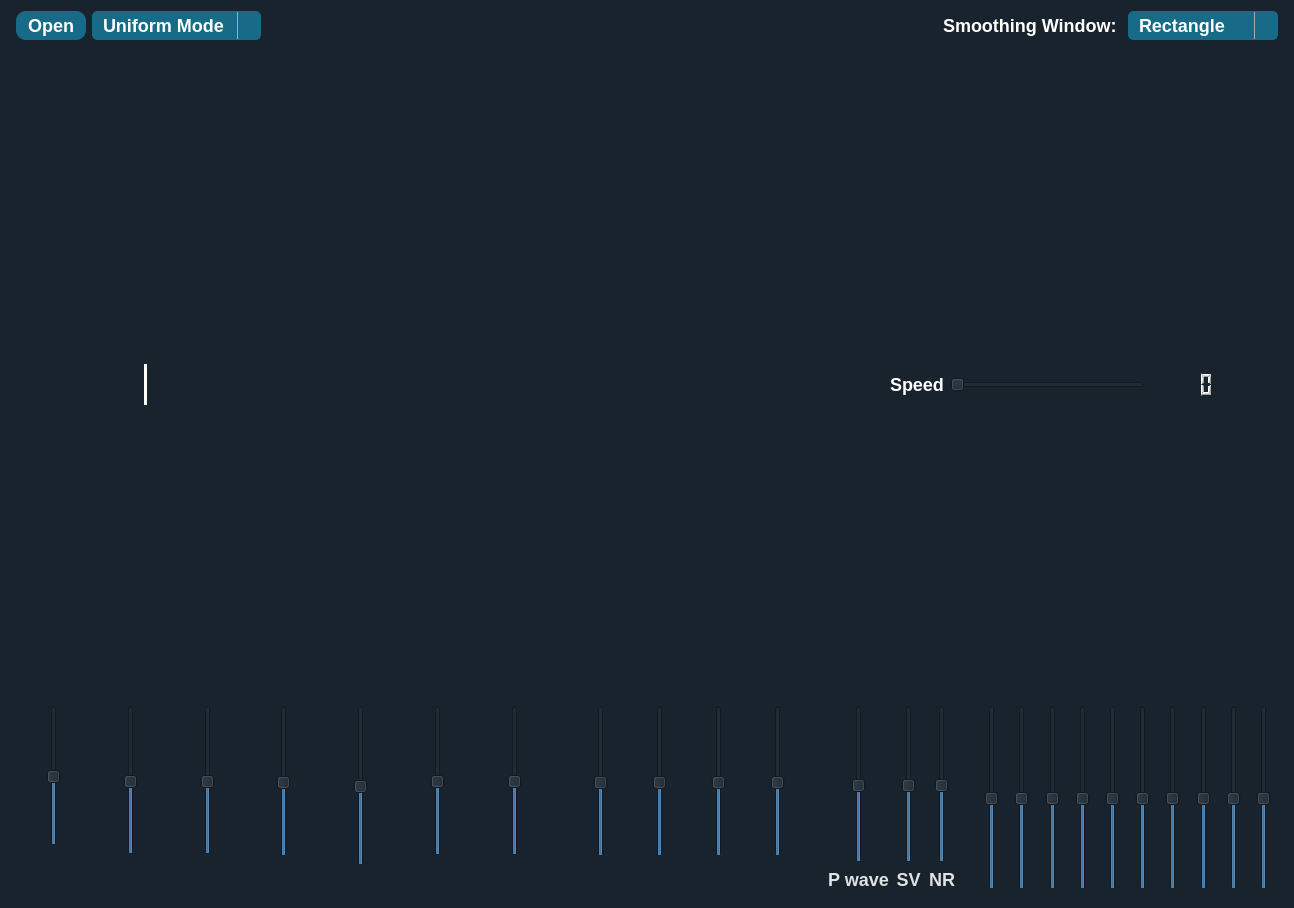
Old version of the form main.ui in the repository omarshaban02/Equalizer.
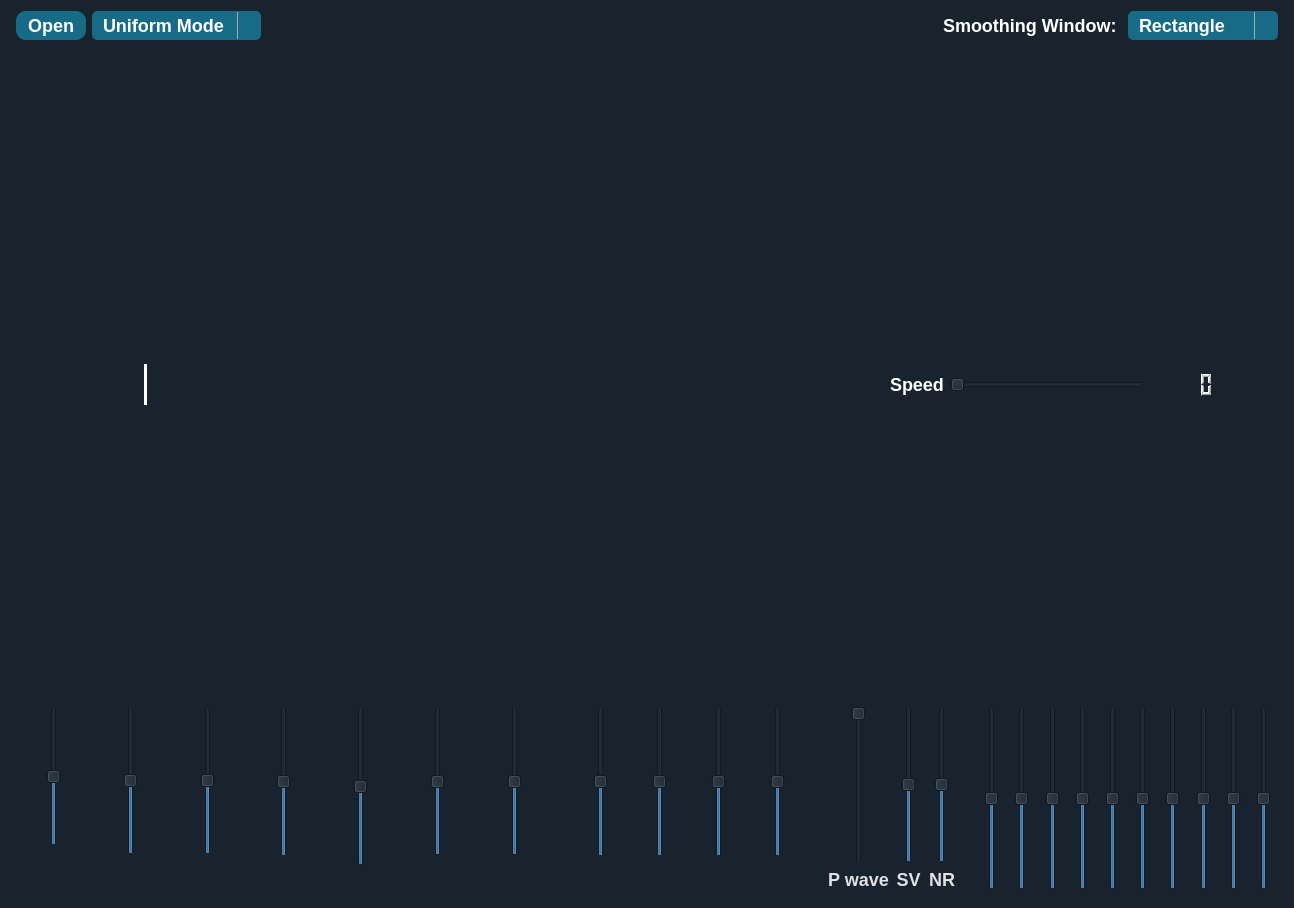
New version of the form. Icons and pictures are not drawn.

Commit message: After Abdullah updates in the lab

What changed in the file:
```diff
--- a/main.ui
+++ b/main.ui
@@ -1187,7 +1187,7 @@
                  <number>1</number>
                 </property>
                 <property name="maximum">
-                 <number>100</number>
+                 <number>1000</number>
                 </property>
                 <property name="singleStep">
                  <number>10</number>
@@ -1196,7 +1196,7 @@
                  <number>10</number>
                 </property>
                 <property name="value">
-                 <number>50</number>
+                 <number>500</number>
                 </property>
                 <property name="orientation">
                  <enum>Qt::Vertical</enum>
@@ -1278,7 +1278,7 @@
                  <number>1</number>
                 </property>
                 <property name="maximum">
-                 <number>100</number>
+                 <number>1000</number>
                 </property>
                 <property name="singleStep">
                  <number>10</number>
@@ -1287,7 +1287,7 @@
                  <number>10</number>
                 </property>
                 <property name="value">
-                 <number>50</number>
+                 <number>500</number>
                 </property>
                 <property name="orientation">
                  <enum>Qt::Vertical</enum>
@@ -1366,7 +1366,7 @@
                  <number>1</number>
                 </property>
                 <property name="maximum">
-                 <number>100</number>
+                 <number>1000</number>
                 </property>
                 <property name="singleStep">
                  <number>10</number>
@@ -1375,7 +1375,7 @@
                  <number>10</number>
                 </property>
                 <property name="value">
-                 <number>50</number>
+                 <number>500</number>
                 </property>
                 <property name="orientation">
                  <enum>Qt::Vertical</enum>
@@ -1757,7 +1757,7 @@
                  <number>1</number>
                 </property>
                 <property name="maximum">
-                 <number>100</number>
+                 <number>1000</number>
                 </property>
                 <property name="singleStep">
                  <number>10</number>
@@ -1766,7 +1766,7 @@
                  <number>10</number>
                 </property>
                 <property name="value">
-                 <number>50</number>
+                 <number>500</number>
                 </property>
                 <property name="orientation">
                  <enum>Qt::Vertical</enum>
@@ -1842,7 +1842,7 @@
                  <number>1</number>
                 </property>
                 <property name="maximum">
-                 <number>100</number>
+                 <number>1000</number>
                 </property>
                 <property name="singleStep">
                  <number>10</number>
@@ -1851,7 +1851,7 @@
                  <number>10</number>
                 </property>
                 <property name="value">
-                 <number>50</number>
+                 <number>500</number>
                 </property>
                 <property name="orientation">
                  <enum>Qt::Vertical</enum>
@@ -1927,7 +1927,7 @@
                  <number>1</number>
                 </property>
                 <property name="maximum">
-                 <number>100</number>
+                 <number>1000</number>
                 </property>
                 <property name="singleStep">
                  <number>10</number>
@@ -1936,7 +1936,7 @@
                  <number>10</number>
                 </property>
                 <property name="value">
-                 <number>50</number>
+                 <number>500</number>
                 </property>
                 <property name="orientation">
                  <enum>Qt::Vertical</enum>
@@ -2012,7 +2012,7 @@
                  <number>1</number>
                 </property>
                 <property name="maximum">
-                 <number>100</number>
+                 <number>1000</number>
                 </property>
                 <property name="singleStep">
                  <number>10</number>
@@ -2021,7 +2021,7 @@
                  <number>10</number>
                 </property>
                 <property name="value">
-                 <number>50</number>
+                 <number>500</number>
                 </property>
                 <property name="orientation">
                  <enum>Qt::Vertical</enum>
@@ -2121,7 +2121,7 @@
                  <number>1</number>
                 </property>
                 <property name="maximum">
-                 <number>100</number>
+                 <number>500</number>
                 </property>
                 <property name="singleStep">
                  <number>10</number>
@@ -2130,11 +2130,20 @@
                  <number>10</number>
                 </property>
                 <property name="value">
-                 <number>50</number>
+                 <number>1</number>
+                </property>
+                <property name="sliderPosition">
+                 <number>1</number>
+                </property>
+                <property name="tracking">
+                 <bool>true</bool>
                 </property>
                 <property name="orientation">
                  <enum>Qt::Vertical</enum>
                 </property>
+                <property name="invertedAppearance">
+                 <bool>true</bool>
+                </property>
                </widget>
               </item>
               <item>
@@ -2190,7 +2199,7 @@
                  <number>1</number>
                 </property>
                 <property name="maximum">
-                 <number>100</number>
+                 <number>1000</number>
                 </property>
                 <property name="singleStep">
                  <number>10</number>
@@ -2199,7 +2208,7 @@
                  <number>10</number>
                 </property>
                 <property name="value">
-                 <number>50</number>
+                 <number>500</number>
                 </property>
                 <property name="orientation">
                  <enum>Qt::Vertical</enum>
@@ -2259,7 +2268,7 @@
                  <number>1</number>
                 </property>
                 <property name="maximum">
-                 <number>100</number>
+                 <number>1000</number>
                 </property>
                 <property name="singleStep">
                  <number>10</number>
@@ -2268,7 +2277,7 @@
                  <number>10</number>
                 </property>
                 <property name="value">
-                 <number>50</number>
+                 <number>500</number>
                 </property>
                 <property name="orientation">
                  <enum>Qt::Vertical</enum>
```
Left out of the diff: 16 changed lines with no effect on the pictures. The commit also changes 2 other files.
